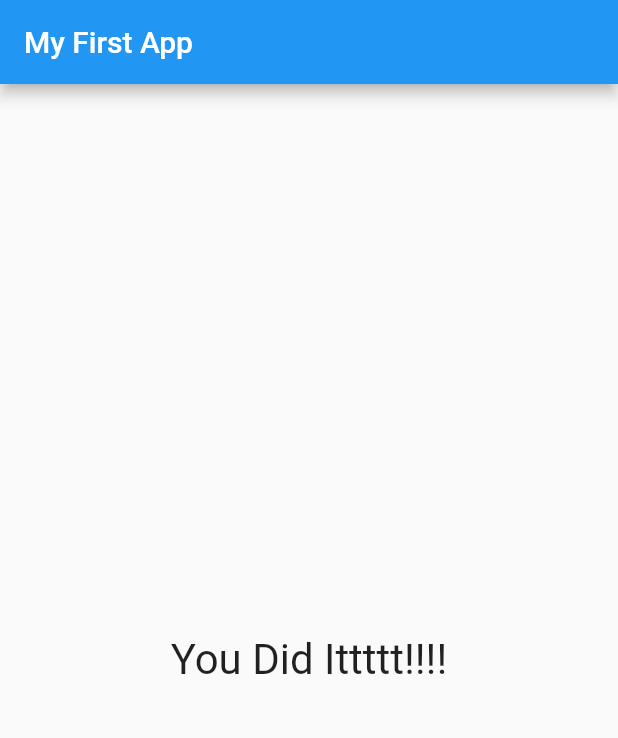
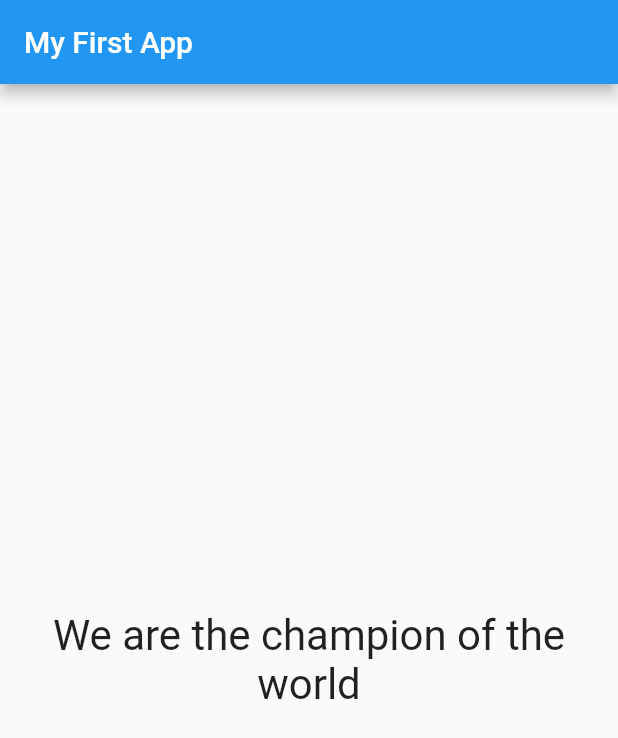
Before and after one commit to Shubxam/Flutter-Quiz-App, a Flutter app: the screen it shows after launch, after a tap on "3 Idiots", after a tap on "Aloo Paratha", after a tap on "Salman", on a phone screen of 412 x 824 dp. Shown: the top 738 px of the screen. Run offline on Flutter 3.47's test engine with Material 2 defaults, Android fonts, the phone set to English and light mode, and no system bars.

```diff
--- a/lib/Quiz.dart
+++ b/lib/Quiz.dart
@@ -17,14 +17,14 @@ class Quiz extends StatelessWidget {
     return Column(
       children: [
         Question(questions[questionIndex]['questionText']),
-        Answer(changeQuestion,
-            (questions[questionIndex]['optionText'] as List<String>)[0]),
-        Answer(changeQuestion,
-            (questions[questionIndex]['optionText'] as List<String>)[1]),
-        Answer(changeQuestion,
-            (questions[questionIndex]['optionText'] as List<String>)[2]),
-        Answer(changeQuestion,
-            (questions[questionIndex]['optionText'] as List<String>)[3]),
+        Answer(() => changeQuestion((questions[questionIndex]['optionText'] as List<Map<String, Object>>)[0]['score']),
+            (questions[questionIndex]['optionText'] as List<Map<String, Object>>)[0]['text']),
+        Answer(() => changeQuestion((questions[questionIndex]['optionText'] as List<Map<String, Object>>)[1]['score']),
+            (questions[questionIndex]['optionText'] as List<Map<String, Object>>)[1]['text']),
+        Answer(() => changeQuestion((questions[questionIndex]['optionText'] as List<Map<String, Object>>)[2]['score']),
+            (questions[questionIndex]['optionText'] as List<Map<String, Object>>)[2]['text']),
+        Answer(() => changeQuestion((questions[questionIndex]['optionText'] as List<Map<String, Object>>)[3]['score']),
+            (questions[questionIndex]['optionText'] as List<Map<String, Object>>)[3]['text']),
       ],
     );
   }
--- a/lib/Result.dart
+++ b/lib/Result.dart
@@ -1,13 +1,26 @@
 import 'package:flutter/material.dart';
 
 class Result extends StatelessWidget {
-  Result();
+  final int finalScore;
+  Result(this.finalScore);
+  String get resultPhrase{
+    String resultText;
+    if (finalScore < 8) {
+      resultText = "You Son of a Bitch";
+    } else if (finalScore < 15){
+      resultText = "You're Okay I guess";
+    } else {
+      resultText = "We are the champion of the world";
+    }
+    return resultText;
+  }
   @override
   Widget build(BuildContext context) {
     return Center(
       child: Text(
-        "You Did Ittttt!!!!",
+        resultPhrase,
         style: TextStyle(fontSize: 28),
+        textAlign: TextAlign.center,
       ),
     );
   }
--- a/lib/main.dart
+++ b/lib/main.dart
@@ -15,7 +15,9 @@ class MyApp extends StatefulWidget {
 
 class _MyAppState extends State<MyApp> {
   var _questionIndex = 0;
-  void _changeQuestion() {
+  var fScore = 0;
+  void _changeQuestion(int cScore) {
+    fScore += cScore;
     setState(() {
       _questionIndex += 1;
     });
@@ -24,15 +26,15 @@ class _MyAppState extends State<MyApp> {
   static const _questions = [
     {
       'questionText': "What is your favourite movie?",
-      'optionText': ['3 Idiots', 'War', 'Dabangg', 'PK'],
+      'optionText': [{'text' : '3 Idiots', 'score' : 8}, {'text' : 'War', 'score' : 6}, {'text' : 'Dabangg', 'score' : 2}, {'text' : 'PK', 'score' : 9}],
     },
     {
       'questionText': "What is your favourite food?",
-      'optionText': ['Pav Bhaji', 'Aloo Paratha', 'Pizza', 'Biryani'],
+      'optionText': [{'text' : 'Pav Bhaji', 'score' : 8}, {'text' : 'Aloo Paratha', 'score' : 6}, {'text' : 'Pizza', 'score' : 2}, {'text' : 'Biryani', 'score' : 9}],
     },
     {
       'questionText': "Who is your favourite Actor?",
-      'optionText': ['Ayushman', 'Hritik', 'Salman', 'Aamir'],
+      'optionText': [{'text' : 'Ayushman', 'score' : 9}, {'text' : 'Hritik', 'score' : 10}, {'text' : 'Salman', 'score' : 2}, {'text' : 'Aamir', 'score' : 9}],
     },
   ];
   @override
@@ -47,7 +49,7 @@ class _MyAppState extends State<MyApp> {
                   questionIndex: _questionIndex,
                   questions: _questions,
                 )
-              : Result(),
+              : Result(fScore),
         ),
       );
 }
```
